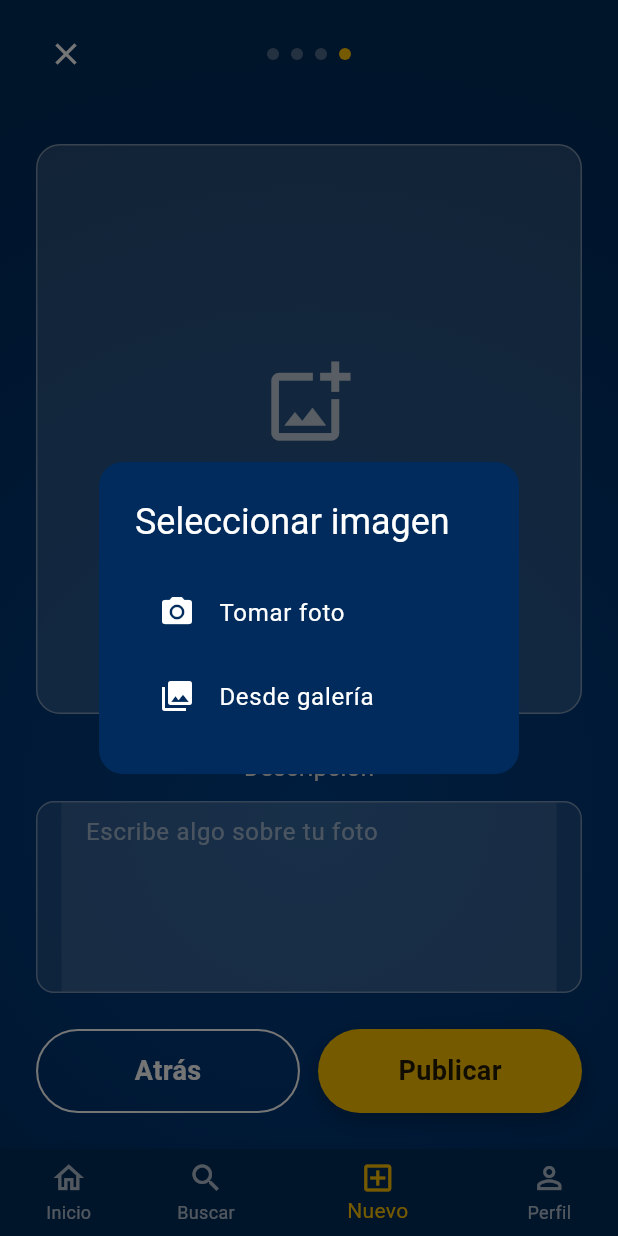
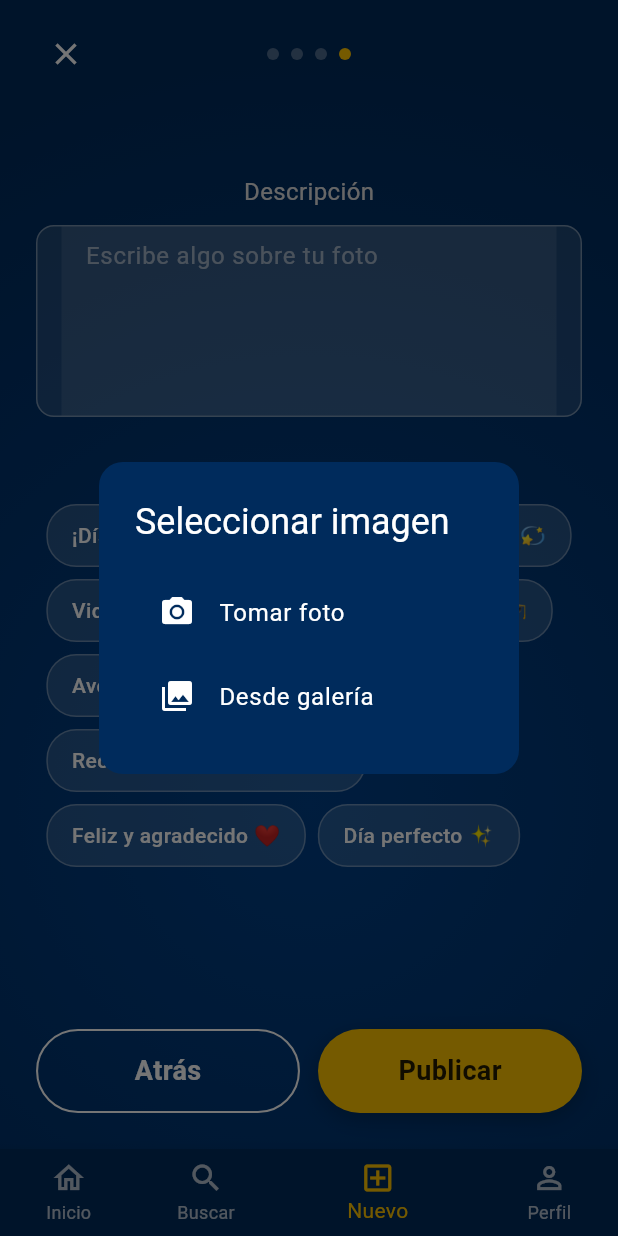
Before and after one commit to r-ART26/UPS-GLAM-movil-app, a Flutter app: the NewPostScreen screen opened by its route, swiped to page 4, on a phone screen of 412 x 824 dp. Run offline on Flutter 3.47's test engine with Material 3 defaults, Android fonts, the phone set to English and light mode, and no system bars; our stand-ins replace cloud_firestore, dio, firebase_core, go_router, image_picker, shared_preferences; missing offline and left inert: network_info_plus; accounts and stored records are empty; generated files the repository leaves out were written again; network calls fail.

Commit message:
Add suggested captions and improve post UI
Introduces a list of suggested captions for new posts and displays them in a selectable grid. Navigation buttons are now hidden when the caption text field is focused to improve user experience. Refactors focus and keyboard visibility handling for better UI responsiveness.

```diff
--- a/lib/ui/screens/post/new_post_screen.dart
+++ b/lib/ui/screens/post/new_post_screen.dart
@@ -26,6 +26,7 @@ class _NewPostScreenState extends State<NewPostScreen> {
   final ImagePicker _imagePicker = ImagePicker();
   final TextEditingController _captionController = TextEditingController();
   final PageController _pageController = PageController();
+  final FocusNode _captionFocusNode = FocusNode();
 
   // Estado compartido entre páginas
   File? _originalImage;
@@ -36,6 +37,7 @@ class _NewPostScreenState extends State<NewPostScreen> {
   bool _isProcessing = false;
   bool _isPublishing = false;
   int _currentStep = 0;
+  bool _isKeyboardVisible = false;
 
   // Definición de filtros disponibles
   final List<Map<String, dynamic>> _filters = [
@@ -49,6 +51,18 @@ class _NewPostScreenState extends State<NewPostScreen> {
     {'name': 'Collage', 'icon': Icons.grid_view, 'hasParams': false},
   ];
 
+  // Frases predeterminadas para descripción
+  final List<String> _suggestedCaptions = [
+    '¡Día increíble! ☀️',
+    'Momentos especiales 💫',
+    'Vida universitaria 📚',
+    'Comunidad UPS 🎓',
+    'Aventuras nuevas 🚀',
+    'Recuerdos para siempre 📸',
+    'Feliz y agradecido ❤️',
+    'Día perfecto ✨',
+  ];
+
   @override
   void initState() {
     super.initState();
@@ -60,11 +74,19 @@ class _NewPostScreenState extends State<NewPostScreen> {
         }
       });
     });
+
+    // Escuchar cambios en el foco del campo de texto
+    _captionFocusNode.addListener(() {
+      setState(() {
+        _isKeyboardVisible = _captionFocusNode.hasFocus;
+      });
+    });
   }
 
   @override
   void dispose() {
     _captionController.dispose();
+    _captionFocusNode.dispose();
     _pageController.dispose();
     super.dispose();
   }
@@ -798,13 +820,7 @@ class _NewPostScreenState extends State<NewPostScreen> {
       padding: const EdgeInsets.all(24),
       child: Column(
         children: [
-          // Preview de la imagen final
-          Expanded(
-            flex: 2,
-            child: _buildLargeImagePreview(),
-          ),
-
-          const SizedBox(height: 24),
+          const SizedBox(height: 20),
 
           // Campo de descripción
           const Text(
@@ -821,6 +837,7 @@ class _NewPostScreenState extends State<NewPostScreen> {
             ),
             child: TextField(
               controller: _captionController,
+              focusNode: _captionFocusNode,
               maxLines: 5,
               style: const TextStyle(color: Colors.white),
               decoration: const InputDecoration(
@@ -833,7 +850,57 @@ class _NewPostScreenState extends State<NewPostScreen> {
 
           const SizedBox(height: 24),
 
-          // Botones de navegación
+          // Frases predeterminadas
+          const Text(
+            'Sugerencias',
+            style: AppTypography.body,
+          ),
+          const SizedBox(height: 12),
+
+          // Grid de frases sugeridas
+          Expanded(
+            child: SingleChildScrollView(
+              child: Wrap(
+                spacing: 8,
+                runSpacing: 8,
+                children: _suggestedCaptions.map((caption) {
+                  return GestureDetector(
+                    onTap: () {
+                      setState(() {
+                        _captionController.text = caption;
+                      });
+                    },
+                    child: Container(
+                      padding: const EdgeInsets.symmetric(
+                        horizontal: 16,
+                        vertical: 10,
+                      ),
+                      decoration: BoxDecoration(
+                        color: Colors.white.withOpacity(0.15),
+                        borderRadius: BorderRadius.circular(20),
+                        border: Border.all(
+                          color: Colors.white.withOpacity(0.3),
+                          width: 1,
+                        ),
+                      ),
+                      child: Text(
+                        caption,
+                        style: const TextStyle(
+                          color: Colors.white,
+                          fontSize: 14,
+                          fontWeight: FontWeight.w500,
+                        ),
+                      ),
+                    ),
+                  );
+                }).toList(),
+              ),
+            ),
+          ),
+
+          // Botones de navegación (ocultos cuando el teclado está visible)
+          if (!_isKeyboardVisible) ...[
+            const SizedBox(height: 24),
             Row(
               children: [
                 Expanded(
@@ -854,6 +921,7 @@ class _NewPostScreenState extends State<NewPostScreen> {
                 ),
               ],
             ),
+          ],
         ],
       ),
     );
```
Lines whose indentation alone changed are shown as unchanged.
